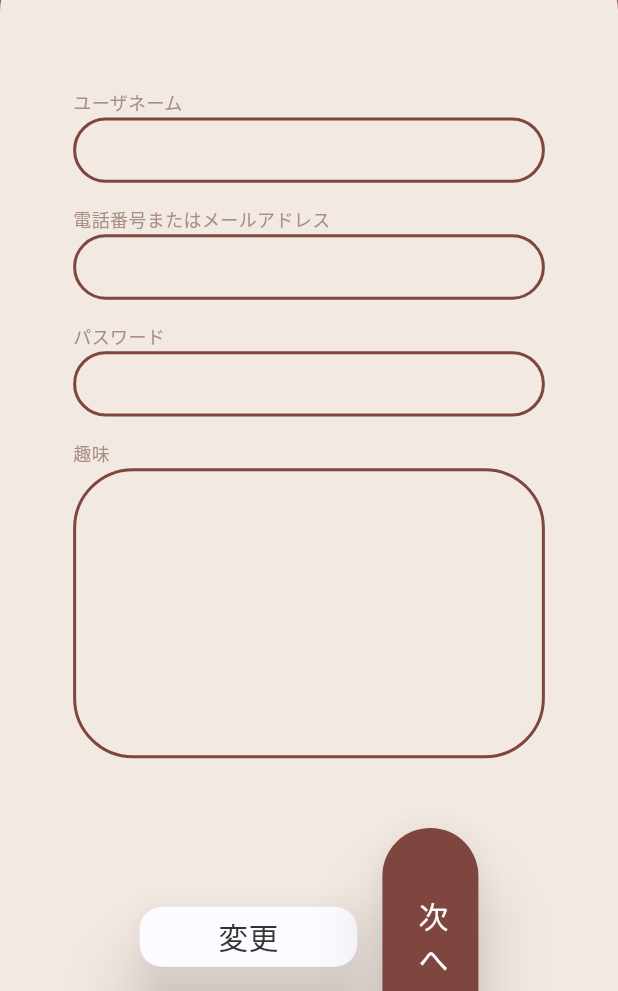
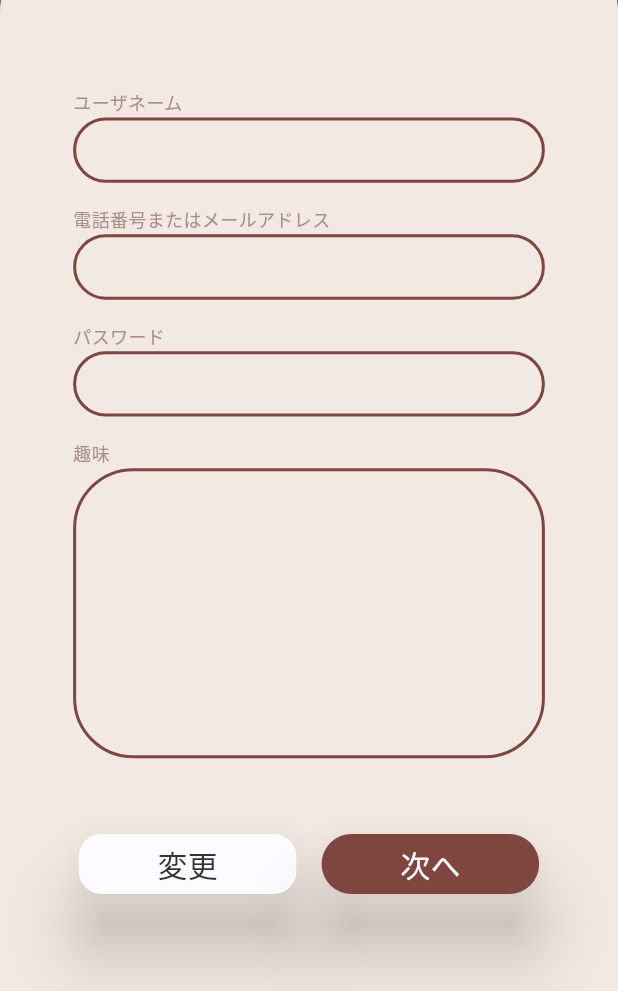
Before and after one commit to k-hinata515/time_alchemy_app, a Flutter app: the Registered_Content_Page screen opened directly, on a phone screen of 412 x 824 dp, the part 245-1236 px from its top. Run offline on Flutter 3.47's test engine with Material 3 defaults, Android fonts, the phone set to English and light mode, and no system bars; our stand-ins replace cloud_firestore, device_preview, dotted_border, firebase_auth, firebase_core, flutter_rating_bar and 5 more; accounts and stored records are empty; generated files the repository leaves out were written again; network calls fail.

Commit message:
[update]コードを修正しました

```diff
--- a/lib/component/ButtonCompornent.dart
+++ b/lib/component/ButtonCompornent.dart
@@ -14,31 +14,23 @@ class ChoiceButtonRed extends StatelessWidget {
   });
 
     @override
-  Widget build(BuildContext context) {
+      Widget build(BuildContext context){
         final screen = ScreenRef(context).watch(screenProvider);
         return ElevatedButton(
-      onPressed: onPressed,
+          onPressed:onPressed,
           child: Text(
             text,
             style: TextStyle(
-          color: Color.fromRGBO(
-            252,
-            251,
-            255,
-            1,
-          ),
+              color: Color.fromRGBO(252, 251, 255, 1,),
               fontSize: 20,
             ),
             ),
           style: ElevatedButton.styleFrom(
-        elevation: 20,
-        fixedSize: Size(
-          screen.designW(width),
-          screen.designH(height),
-        ),
+            elevation:20,
+            fixedSize: Size(screen.designH(height),screen.designW(width)),
             backgroundColor: Color.fromRGBO(126, 70, 62, 1),
             shape: RoundedRectangleBorder(
-          borderRadius: BorderRadius.circular(40),
+              borderRadius:  BorderRadius.circular(40),
             ),
           ),
         );
```
Lines whose indentation alone changed are shown as unchanged.
